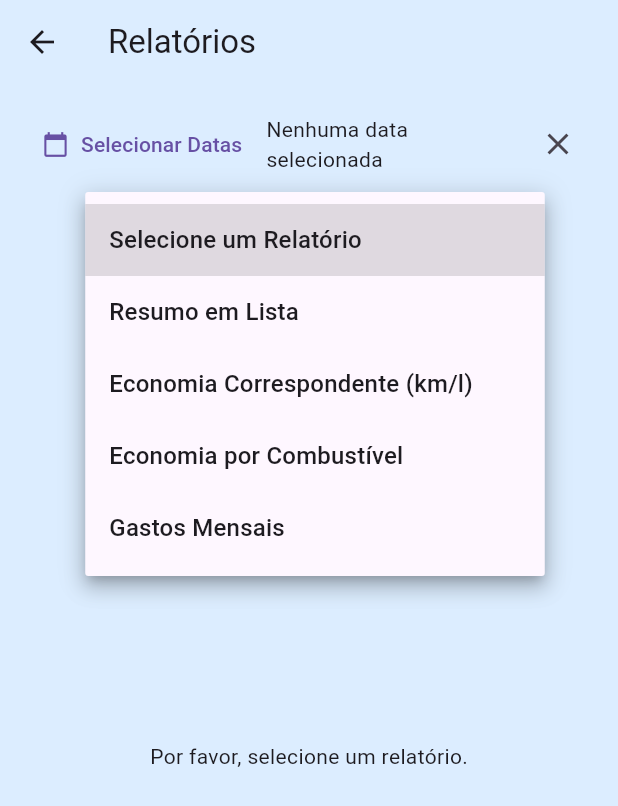
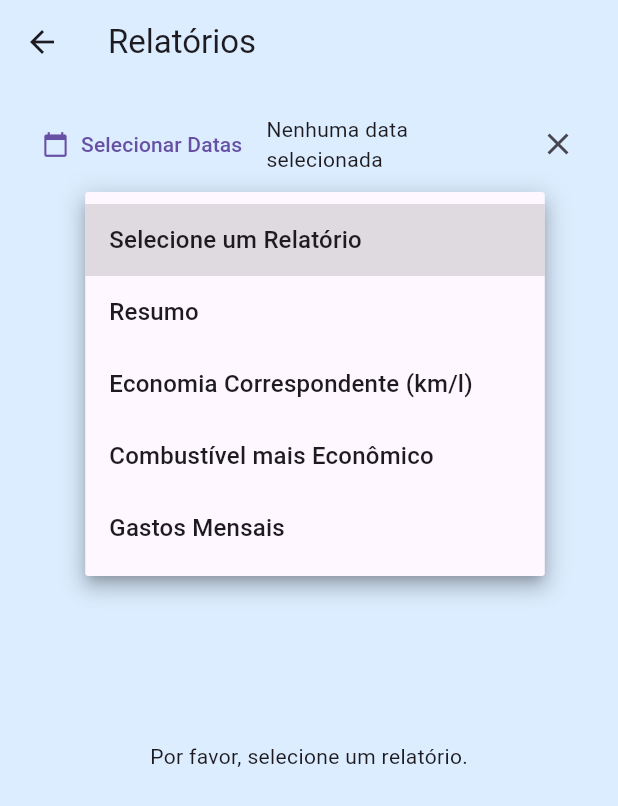
Before and after one commit to Madu-Guimaraes/FuelSaver, a Flutter app: the ReportsScreen screen opened directly, after a tap on "Selecione um Relatório", on a phone screen of 412 x 824 dp. Shown: the top 806 px of the screen. Run offline on Flutter 3.47's test engine with Material 3 defaults, Android fonts, the light colour scheme and no system bars; our stand-ins replace table_calendar.

Commit message:
add extra

```diff
--- a/lib/screens/reports_screen.dart
+++ b/lib/screens/reports_screen.dart
@@ -15,8 +15,8 @@ class _ReportsScreenState extends State<ReportsScreen> {
   String selectedReport = "Selecione um Relatório";
 
   final ReportsController reportsController = ReportsController([
-    {'date': DateTime(2025, 1, 1), 'odometer': 1000, 'liters': 50, 'fuelType': 'Gasolina', 'pricePerLiter': 5.0},
-    {'date': DateTime(2024, 1, 5), 'odometer': 1050, 'liters': 40, 'fuelType': 'Etanol', 'pricePerLiter': 5.2},
+  {'date': DateTime(2025, 1, 1), 'odometer': 1000, 'liters': 50, 'fuelType': 'Gasolina', 'pricePerLiter': 5.0, 'totalCost': 250.0},
+  {'date': DateTime(2024, 1, 5), 'odometer': 1050, 'liters': 40, 'fuelType': 'Etanol', 'pricePerLiter': 5.2, 'totalCost': 40 * 5.2},  // Corrigido
 ]);
 
   @override
@@ -77,9 +77,9 @@ class _ReportsScreenState extends State<ReportsScreen> {
               value: selectedReport,
               items: [
                 "Selecione um Relatório",
-                "Resumo em Lista",
+                "Resumo",
                 "Economia Correspondente (km/l)",
-                "Economia por Combustível",
+                "Combustível mais Econômico",
                 "Gastos Mensais",
               ].map((String value) {
                 return DropdownMenuItem<String>(
@@ -104,22 +104,34 @@ class _ReportsScreenState extends State<ReportsScreen> {
   }
 
  Widget _buildReport() {
-    final data = reportsController.calculateEconomy(startDate, endDate);
+  // final data = reportsController.calculateEconomy(startDate, endDate);
 
   if (selectedReport == "Selecione um Relatório") {
     return const Center(child: Text("Por favor, selecione um relatório."));
   }
 
   switch (selectedReport) {
-      case "Resumo em Lista":
+    case "Resumo":
       return ListView.builder(
-          itemCount: data.length,
+        itemCount: reportsController.fuelRecords.length,
         itemBuilder: (context, index) {
-            final item = data[index];
-            return ListTile(
-              title: Text("Data: ${_formatDate(item.date)}"),
-              subtitle: Text("Economia: ${item.economy.toStringAsFixed(2)} km/l"),
-              trailing: Text("Gasto: R\$ ${item.expense.toStringAsFixed(2)}"),
+          final record = reportsController.fuelRecords[index];
+
+          return Card(
+            margin: const EdgeInsets.symmetric(vertical: 8),
+            child: ListTile(
+              title: Text("Data: ${_formatDate(record['date'])}"),
+              subtitle: Column(
+                crossAxisAlignment: CrossAxisAlignment.start,
+                children: [
+                  Text("Odômetro: ${record['odometer']} km"),
+                  Text("Combustível: ${record['fuelType']}"),
+                  Text("Preço/L: R\$ ${record['pricePerLiter'].toStringAsFixed(2)}"),
+                  Text("Valor Abastecido: R\$ ${record['totalCost'] != null ? record['totalCost'].toStringAsFixed(2) : '0.00'}"),
+                  Text("Litros: ${record['liters'].toStringAsFixed(2)} L"),
+                ],
+              ),
+            ),
           );
         },
       );
@@ -131,43 +143,72 @@ class _ReportsScreenState extends State<ReportsScreen> {
         itemBuilder: (context, index) {
           final item = economyData[index];
 
-            // Verifica se a economia é válida e exibe a data e economia
-            return ListTile(
+          return Card(
+            margin: const EdgeInsets.symmetric(vertical: 8),
+            child: ListTile(
               title: Text("Abastecimento: ${_formatDate(item.date)}"),
               subtitle: Text("Economia: ${item.economy.toStringAsFixed(2)} km/l"),
+            ),
           );
         },
       );
 
-      case "Economia por Combustível":
-        final savingsData = reportsController.calculateEconomyPerFuel(startDate, endDate);
-        return ListView.builder(
-          itemCount: savingsData.length,
-          itemBuilder: (context, index) {
-            final fuelType = savingsData.keys.elementAt(index);
-            final data = savingsData[fuelType];
-            final averageEconomy = data?['averageEconomy'] ?? 0.0;
-            final totalLiters = data?['totalLiters'] ?? 0.0;
+    case "Combustível mais Econômico":
+      final savingsData = reportsController.calculateEconomyPerFuel(null, null);
 
-            return ListTile(
-              title: Text("Combustível: $fuelType"),
+      String? mostEconomicFuel;
+      double highestEconomy = 0.0;
+
+      savingsData.forEach((fuelType, data) {
+        final averageEconomy = data['averageEconomy'] ?? 0.0;
+        if (averageEconomy > highestEconomy) {
+          highestEconomy = averageEconomy;
+          mostEconomicFuel = fuelType;
+        }
+      });
+
+      if (mostEconomicFuel != null) {
+        final data = savingsData[mostEconomicFuel];
+        return SizedBox(
+          height: 2,
+          child: Card(
+            margin: const EdgeInsets.symmetric(vertical: 8),
+            child: Column(
+              crossAxisAlignment: CrossAxisAlignment.start,
+              children: [
+                ListTile(
+                  title: Text(
+                    "Combustível mais Econômico: $mostEconomicFuel",
+                  ),
                   subtitle: Column(
                     crossAxisAlignment: CrossAxisAlignment.start,
                     children: [
-                  Text("Economia Média: ${averageEconomy.toStringAsFixed(2)} km/l"),
-                  Text("Litros Abastecidos: ${totalLiters.toStringAsFixed(2)} L"),
+                      Text(
+                        "Economia Média: ${data?['averageEconomy']?.toStringAsFixed(2)} km/l",
+                      ),
+                      Text(
+                        "Litros Abastecidos: ${data?['totalLiters']?.toStringAsFixed(2)} L",
+                      ),
                     ],
                   ),
+                ),
+              ],
+            ),
+          ),
         );
-          },
-        );
+      } else {
+        return const Center(child: Text("Nenhum dado de combustível disponível."));
+    }
     case "Gastos Mensais":
       final monthlyExpenses = reportsController.calculateMonthlyExpenses(startDate, endDate);
       return ListView(
         children: monthlyExpenses.entries.map((entry) {
-            return ListTile(
+          return Card(
+            margin: const EdgeInsets.symmetric(vertical: 8),
+            child: ListTile(
               title: Text("Mês: ${entry.key}"),
               subtitle: Text("Gasto Total: R\$ ${entry.value.toStringAsFixed(2)}"),
+            ),
           );
         }).toList(),
       );
```
Also changed, not shown: lib/controllers/reports_controller.dart (+6 -4 lines). Lines whose indentation alone changed are shown as unchanged.
